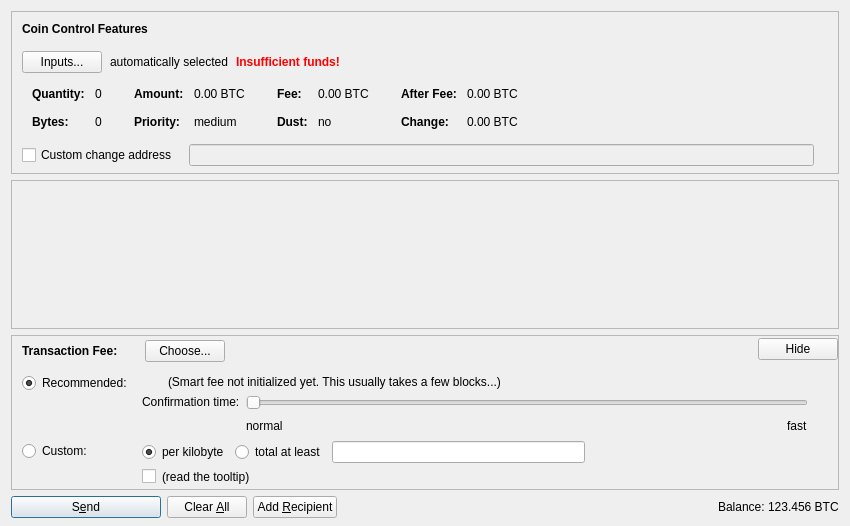
Above: src/qt/forms/sendcoinsdialog.ui from firoorg/firo before the change. Below: the same form after it.
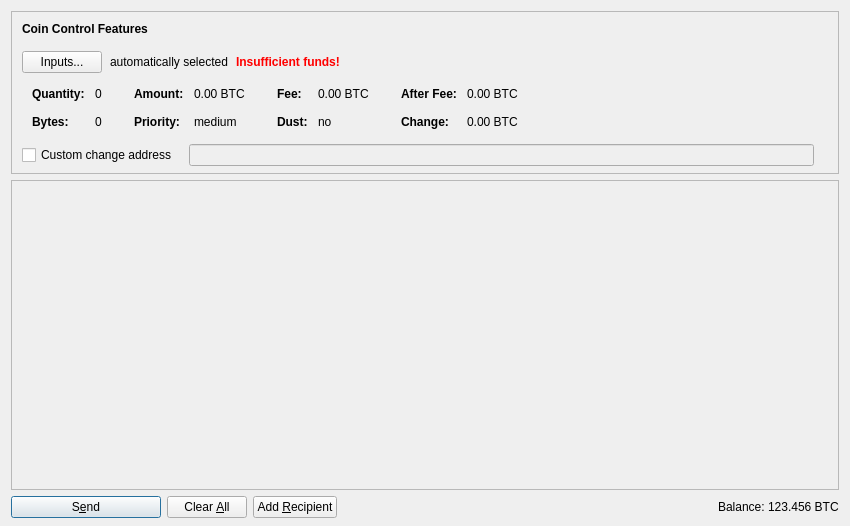
That is the form after the change. Icons and pictures are not drawn. Custom widgets are drawn as their Qt base class.

Commit message: send with subtract

```diff
--- a/src/qt/forms/sendcoinsdialog.ui
+++ b/src/qt/forms/sendcoinsdialog.ui
@@ -657,7 +657,7 @@
      </widget>
     </widget>
    </item>
-   <item>
+   <!-- <item>
     <widget class="QFrame" name="frameFee">
      <property name="sizePolicy">
       <sizepolicy hsizetype="Expanding" vsizetype="Expanding">
@@ -1187,7 +1187,7 @@
       </item>
      </layout>
     </widget>
-   </item>
+   </item> -->
    <item>
     <layout class="QHBoxLayout" name="horizontalLayout">
      <item>
```
The commit also changes 2 other files.
